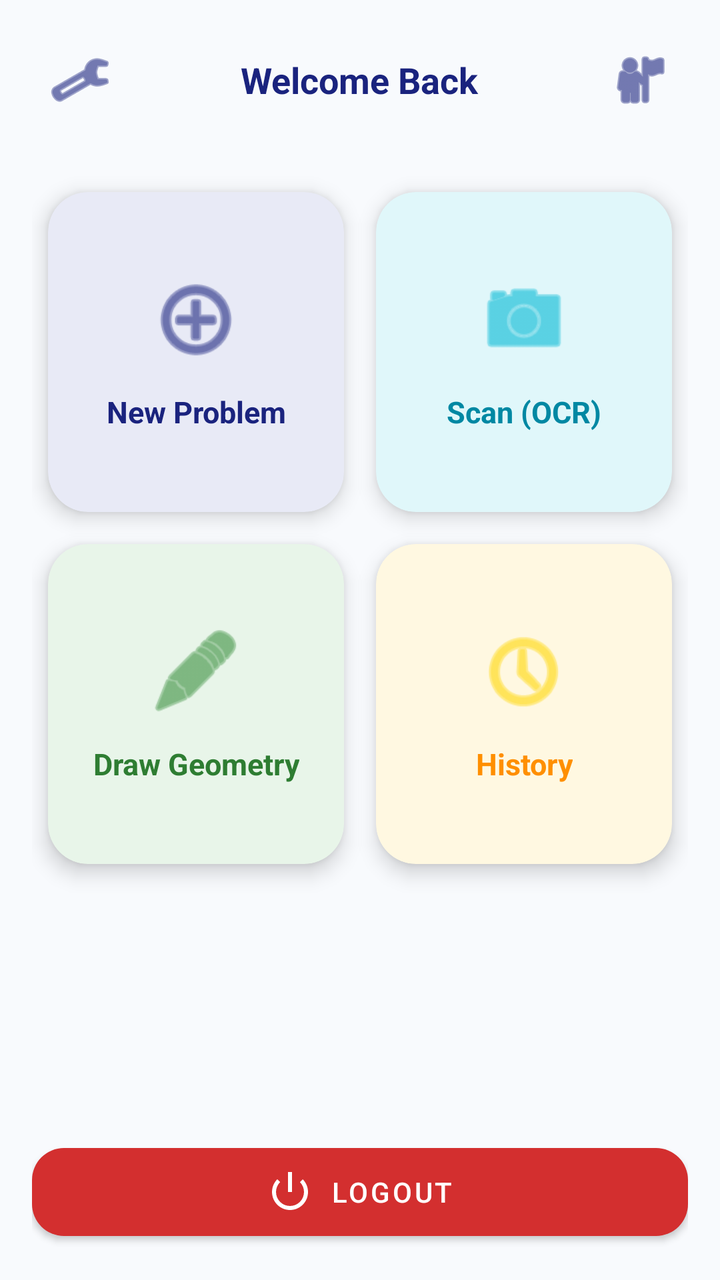
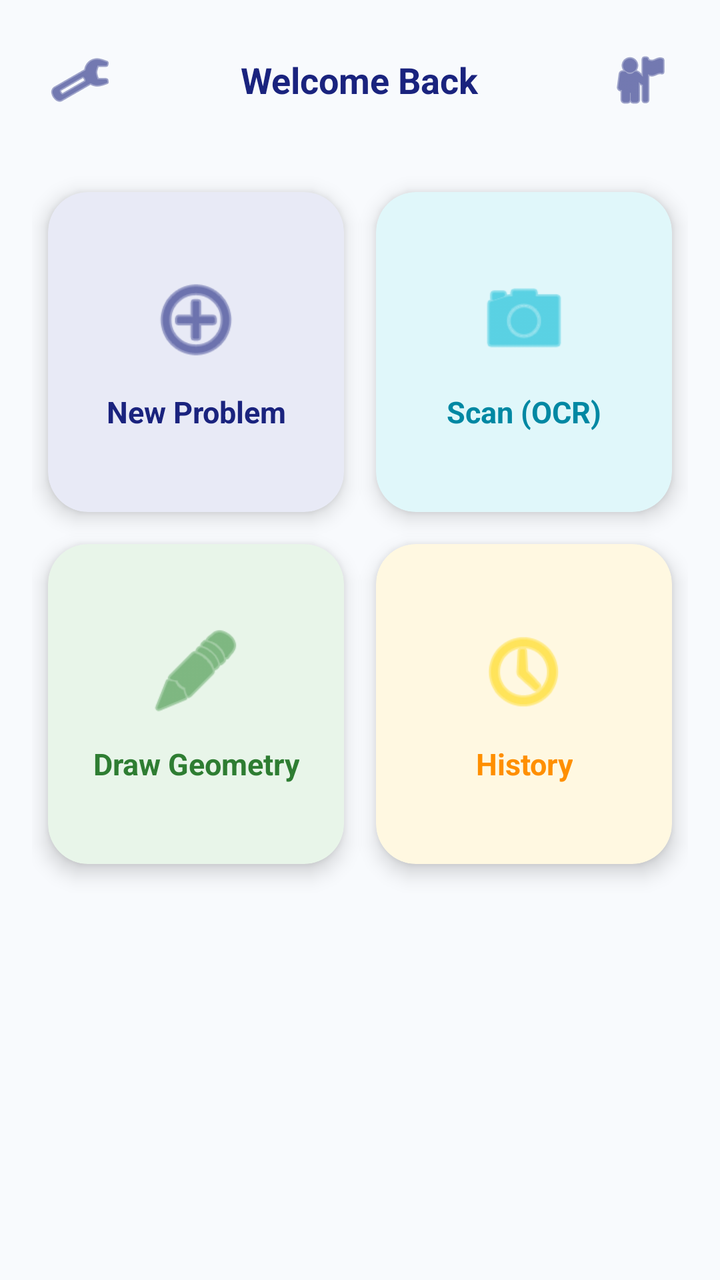

Two renders of the same Android screen: before a commit and after it. Below are the layout's source before the change and the commit's diff.
<!-- AndroidManifest.xml: application theme Theme.MaterialComponents.DayNight.NoActionBar -->
<!-- res/layout/activity_main.xml -->
<?xml version="1.0" encoding="utf-8"?>
<LinearLayout
    xmlns:android="http://schemas.android.com/apk/res/android"
    xmlns:app="http://schemas.android.com/apk/res-auto"
    xmlns:tools="http://schemas.android.com/tools"
    android:layout_width="match_parent"
    android:layout_height="match_parent"
    android:orientation="vertical"
    android:background="@color/bg_start"
    android:padding="16dp"
    tools:context=".MainActivity">

    
    <RelativeLayout
        android:layout_width="match_parent"
        android:layout_height="wrap_content"
        android:layout_marginBottom="24dp">

        <ImageButton
            android:id="@+id/btnSettings"
            android:layout_width="48dp"
            android:layout_height="48dp"
            android:background="?attr/selectableItemBackgroundBorderless"
            android:src="@android:drawable/ic_menu_manage"
            app:tint="@color/primary"
            android:layout_alignParentStart="true" />

        <TextView
            android:id="@+id/tvMainWelcome"
            android:layout_width="wrap_content"
            android:layout_height="wrap_content"
            android:layout_centerInParent="true"
            android:text="Welcome Back"
            android:textSize="18sp"
            android:textColor="@color/primary"
            android:textStyle="bold" />

        <ImageButton
            android:id="@+id/btnProfile"
            android:layout_width="48dp"
            android:layout_height="48dp"
            android:background="?attr/selectableItemBackgroundBorderless"
            android:src="@android:drawable/ic_menu_myplaces"
            app:tint="@color/primary"
            android:layout_alignParentEnd="true" />
    </RelativeLayout>

    
    <ScrollView
        android:layout_width="match_parent"
        android:layout_height="0dp"
        android:layout_weight="1"
        android:fillViewport="true">

        <GridLayout
            android:layout_width="match_parent"
            android:layout_height="wrap_content"
            android:columnCount="2"
            android:alignmentMode="alignMargins"
            android:columnOrderPreserved="false">

            
            <com.google.android.material.card.MaterialCardView
                android:id="@+id/cardNewProblem"
                android:layout_width="0dp"
                android:layout_height="160dp"
                android:layout_columnWeight="1"
                android:layout_margin="8dp"
                app:cardCornerRadius="20dp"
                app:cardElevation="6dp"
                app:cardBackgroundColor="#E8EAF6"
                app:rippleColor="@color/primary_light">

                <LinearLayout
                    android:layout_width="match_parent"
                    android:layout_height="match_parent"
                    android:gravity="center"
                    android:orientation="vertical"
                    android:padding="12dp">

                    <ImageView
                        android:layout_width="48dp"
                        android:layout_height="48dp"
                        android:src="@android:drawable/ic_menu_add"
                        app:tint="@color/primary" />

                    <TextView
                        android:layout_width="wrap_content"
                        android:layout_height="wrap_content"
                        android:layout_marginTop="12dp"
                        android:text="New Problem"
                        android:textSize="15sp"
                        android:textStyle="bold"
                        android:textColor="@color/primary"
                        android:gravity="center" />
                </LinearLayout>
            </com.google.android.material.card.MaterialCardView>

            
            <com.google.android.material.card.MaterialCardView
                android:id="@+id/cardScanProblem"
                android:layout_width="0dp"
                android:layout_height="160dp"
                android:layout_columnWeight="1"
                android:layout_margin="8dp"
                app:cardCornerRadius="20dp"
                app:cardElevation="6dp"
                app:cardBackgroundColor="#E0F7FA"
                app:rippleColor="@color/secondary_light">

                <LinearLayout
                    android:layout_width="match_parent"
                    android:layout_height="match_parent"
                    android:gravity="center"
                    android:orientation="vertical"
                    android:padding="12dp">

                    <ImageView
                        android:layout_width="48dp"
                        android:layout_height="48dp"
                        android:src="@android:drawable/ic_menu_camera"
                        app:tint="@color/secondary" />

                    <TextView
                        android:layout_width="wrap_content"
                        android:layout_height="wrap_content"
                        android:layout_marginTop="12dp"
                        android:text="Scan (OCR)"
                        android:textSize="15sp"
                        android:textStyle="bold"
                        android:textColor="@color/secondary_dark"
                        android:gravity="center" />
                </LinearLayout>
            </com.google.android.material.card.MaterialCardView>

            
            <com.google.android.material.card.MaterialCardView
                android:id="@+id/cardDrawProblem"
                android:layout_width="0dp"
                android:layout_height="160dp"
                android:layout_columnWeight="1"
                android:layout_margin="8dp"
                app:cardCornerRadius="20dp"
                app:cardElevation="6dp"
                app:cardBackgroundColor="#E8F5E9"
                app:rippleColor="#C8E6C9">

                <LinearLayout
                    android:layout_width="match_parent"
                    android:layout_height="match_parent"
                    android:gravity="center"
                    android:orientation="vertical"
                    android:padding="12dp">

                    <ImageView
                        android:layout_width="48dp"
                        android:layout_height="48dp"
                        android:src="@android:drawable/ic_menu_edit"
                        app:tint="@color/success_green" />

                    <TextView
                        android:layout_width="wrap_content"
                        android:layout_height="wrap_content"
                        android:layout_marginTop="12dp"
                        android:text="Draw Geometry"
                        android:textSize="15sp"
                        android:textStyle="bold"
                        android:textColor="#2E7D32"
                        android:gravity="center" />
                </LinearLayout>
            </com.google.android.material.card.MaterialCardView>

            
            <com.google.android.material.card.MaterialCardView
                android:id="@+id/cardHistory"
                android:layout_width="0dp"
                android:layout_height="160dp"
                android:layout_columnWeight="1"
                android:layout_margin="8dp"
                app:cardCornerRadius="20dp"
                app:cardElevation="6dp"
                app:cardBackgroundColor="#FFF8E1"
                app:rippleColor="#FFE082">

                <LinearLayout
                    android:layout_width="match_parent"
                    android:layout_height="match_parent"
                    android:gravity="center"
                    android:orientation="vertical"
                    android:padding="12dp">

                    <ImageView
                        android:layout_width="48dp"
                        android:layout_height="48dp"
                        android:src="@android:drawable/ic_menu_recent_history"
                        app:tint="@color/accent_gold" />

                    <TextView
                        android:layout_width="wrap_content"
                        android:layout_height="wrap_content"
                        android:layout_marginTop="12dp"
                        android:text="History"
                        android:textSize="15sp"
                        android:textStyle="bold"
                        android:textColor="#FF8F00"
                        android:gravity="center" />
                </LinearLayout>
            </com.google.android.material.card.MaterialCardView>

        </GridLayout>
    </ScrollView>

    
    <com.google.android.material.button.MaterialButton
        android:id="@+id/btnLogout"
        android:layout_width="match_parent"
        android:layout_height="56dp"
        android:text="Logout"
        android:textColor="@color/white"
        app:backgroundTint="@color/error_red"
        app:cornerRadius="16dp"
        android:layout_marginTop="16dp"
        app:icon="@android:drawable/ic_lock_power_off"
        app:iconGravity="textStart" />

</LinearLayout>
<!-- resources referenced by this layout -->
<resources>
  <color name="accent_gold">#FFD600</color>
  <color name="bg_start">#F8FAFD</color>
  <color name="error_red">#D32F2F</color>
  <color name="primary">#1A237E</color>
  <color name="primary_light">#534BAE</color>
  <color name="secondary">#00B8D4</color>
  <color name="secondary_dark">#0088A3</color>
  <color name="secondary_light">#62EFFF</color>
  <color name="success_green">#388E3C</color>
  <color name="white">#FFFFFF</color>
</resources>

<!-- the commit's change to res/layout/activity_main.xml (unified diff, before → after) -->
@@ -210,17 +210,6 @@
         </GridLayout>
     </ScrollView>
 
-    
-    <com.google.android.material.button.MaterialButton
-        android:id="@+id/btnLogout"
-        android:layout_width="match_parent"
-        android:layout_height="56dp"
-        android:text="Logout"
-        android:textColor="@color/white"
-        app:backgroundTint="@color/error_red"
-        app:cornerRadius="16dp"
-        android:layout_marginTop="16dp"
-        app:icon="@android:drawable/ic_lock_power_off"
-        app:iconGravity="textStart" />
+
 
 </LinearLayout>
<!-- resource entries referenced after the edit -->
@@ -2,13 +2,11 @@
 <resources>
   <color name="accent_gold">#FFD600</color>
   <color name="bg_start">#F8FAFD</color>
-  <color name="error_red">#D32F2F</color>
   <color name="primary">#1A237E</color>
   <color name="primary_light">#534BAE</color>
   <color name="secondary">#00B8D4</color>
   <color name="secondary_dark">#0088A3</color>
   <color name="secondary_light">#62EFFF</color>
   <color name="success_green">#388E3C</color>
-  <color name="white">#FFFFFF</color>
 </resources>
 
